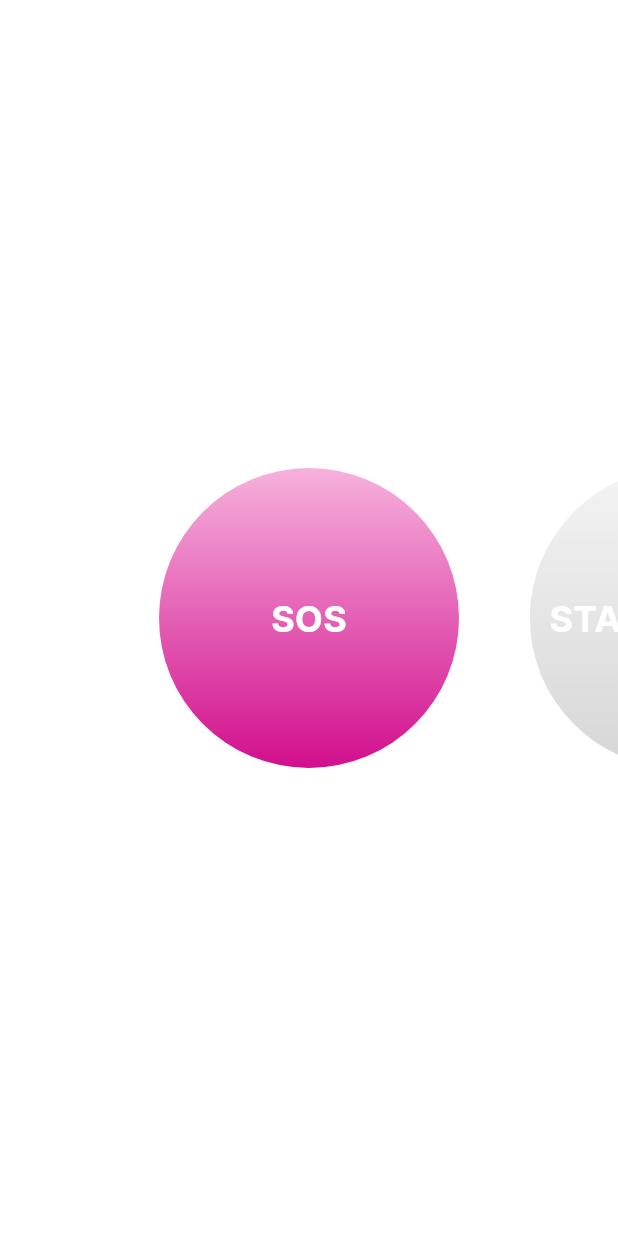
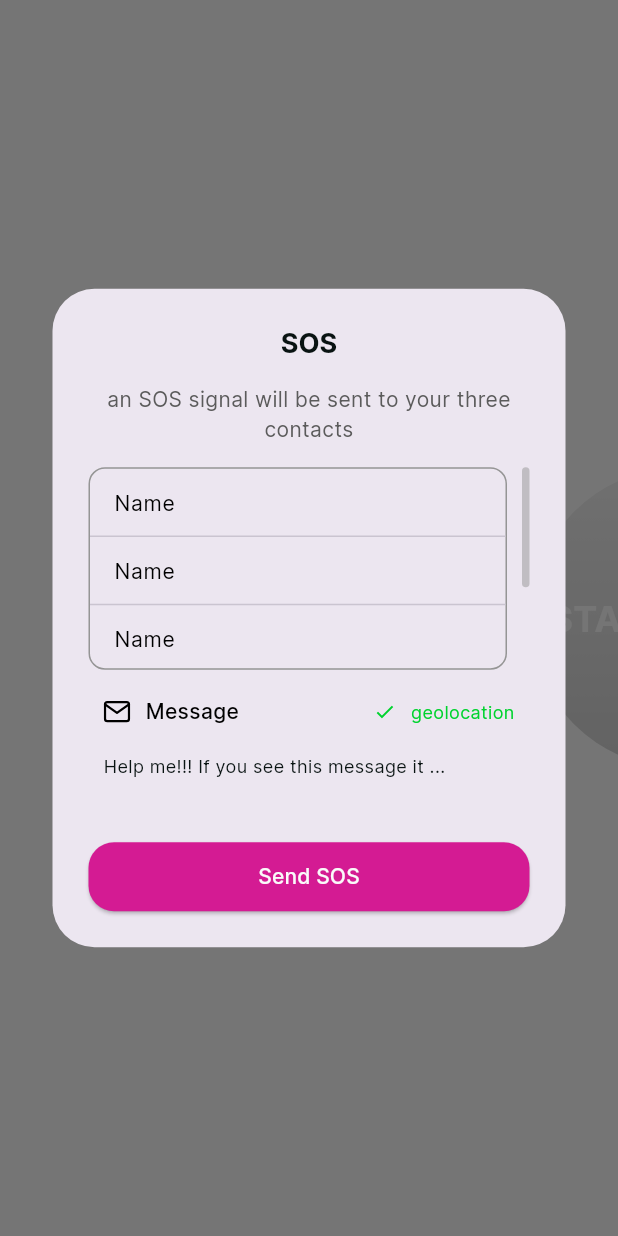
Before and after one commit to Dmitriy1205/sicherr, a Flutter app: the HomeScreen screen opened directly, after a tap on "SOS", on a phone screen of 412 x 824 dp. Run offline on Flutter 3.47's test engine with Material 3 defaults, Android fonts, the phone set to English and light mode, and no system bars; drawn by our look-alikes of carousel_slider; our stand-ins replace bloc, cloud_firestore, contacts_service, firebase_auth, firebase_core, flutter_bloc and 6 more; missing offline and left inert: alert_dialog, flutter_phone_direct_caller; accounts and stored records are empty; generated files the repository leaves out were written again; statements that could not run were skipped.

Commit message:
sos_confirmation_popup

```diff
--- a/lib/core/const/colors.dart
+++ b/lib/core/const/colors.dart
@@ -14,4 +14,5 @@ class AppColors {
 
   static const Color white = Color(0xFFFFFFFF);
   static const Color green = Color(0xFF4CB469);
+  static const Color greenLight = Color(0xFF00D32E);
 }
--- a/lib/core/const/icons.dart
+++ b/lib/core/const/icons.dart
@@ -11,4 +11,5 @@ class AppIcons {
   static const hashtag = 'assets/icons/hashtag.svg';
   static const personPlus = 'assets/icons/person_plus.svg';
   static const phoneShake = 'assets/icons/phone_shake.svg';
+  static const message = 'assets/icons/message.svg';
 }
--- a/lib/presentation/screens/home/home.dart
+++ b/lib/presentation/screens/home/home.dart
@@ -1,6 +1,7 @@
 import 'package:carousel_slider/carousel_slider.dart';
 import 'package:flutter/material.dart';
 import 'package:sicherr/presentation/screens/home/widgets/circle_action_button.dart';
+import 'package:sicherr/presentation/widgets/sos_confirmation_popup.dart';
 
 class HomeScreen extends StatelessWidget {
   const HomeScreen({super.key});
@@ -51,8 +52,7 @@ class _HomeButtonsSliderState extends State<HomeButtonsSlider> {
                   text: 'SOS',
                   onTap: () {
                     if (selectedIndex == 0) {
-                      //TODO:
-                      print('SOS');
+                      sosConfirmationPopup(context);
                     } else {
                       _goToNextButton(0);
                     }
--- a/lib/presentation/screens/initial.dart
+++ b/lib/presentation/screens/initial.dart
@@ -30,16 +30,12 @@ class _InitialScreenState extends State<InitialScreen> {
     ProfileScreen(),
   ];
 
-
   @override
   void initState() {
     context.read<OnboardingBloc>().add(const OnboardingEvent.get());
 
-
     super.initState();
   }
-
-
 
   @override
   Widget build(BuildContext context) {
@@ -52,22 +48,28 @@ class _InitialScreenState extends State<InitialScreen> {
     return BlocListener<OnboardingBloc, OnboardingState>(
       listener: (context, state) {
         state.maybeMap(
-       loaded: (_)async{
+            loaded: (_) async {
               if (context.read<OnboardingBloc>().state.onboarding!.isWelcome!) {
                 await alert(
                   context,
                   title: Text(AppLocalizations.of(context)!.welcome),
                   content: Text(AppLocalizations.of(context)!.enjoy),
                   textOK: InkWell(
-               onTap: (){
-                 context.read<OnboardingBloc>().add(const OnboardingEvent.update(data: {"isWelcome": false}));
+                      onTap: () {
+                        context.read<OnboardingBloc>().add(
+                            const OnboardingEvent.update(
+                                data: {"isWelcome": false}));
                         Navigator.pop(context);
                       },
-               child:  Text('OK',style: AppTheme.themeData.textTheme.titleMedium!.copyWith(color: Colors.black),)),
+                      child: Text(
+                        'OK',
+                        style: AppTheme.themeData.textTheme.titleMedium!
+                            .copyWith(color: Colors.black),
+                      )),
                 );
               }
             },
-       orElse: (){});
+            orElse: () {});
       },
       child: Scaffold(
         appBar: AppBar(
@@ -122,9 +124,7 @@ class _MyBottomNavigationBar extends StatelessWidget {
       ),
       child: BottomNavigationBar(
         items: <BottomNavigationBarItem>[
-
-          ...BottomNavBarItems.values
-          .asMap().entries.map(
+          ...BottomNavBarItems.values.asMap().entries.map(
                 (item) => BottomNavigationBarItem(
                   icon: Padding(
                     padding: const EdgeInsets.only(bottom: 6, top: 10),
@@ -139,10 +139,9 @@ class _MyBottomNavigationBar extends StatelessWidget {
                       height: 22,
                     ),
                   ),
-                  label: item.value.getLabel,
+                  label: item.value.getLabel(context),
                 ),
               ),
-
         ],
         backgroundColor: AppColors.lightGrey,
         currentIndex: selectedIndex,
@@ -164,14 +163,15 @@ enum BottomNavBarItems {
   map,
   profile;
 
-   String get getLabel {
+  String getLabel(BuildContext context) {
     return switch (this) {
-     BottomNavBarItems.home => AppStrings.home,
-     BottomNavBarItems.contacts => AppStrings.contacts,
-     BottomNavBarItems.map => AppStrings.map,
-     BottomNavBarItems.profile => AppStrings.profile,
+      BottomNavBarItems.home => AppLocalizations.of(context)!.home,
+      BottomNavBarItems.contacts => AppLocalizations.of(context)!.contacts,
+      BottomNavBarItems.map => AppLocalizations.of(context)!.map,
+      BottomNavBarItems.profile => AppLocalizations.of(context)!.profile,
     };
   }
+
   String get getIconPath {
     return switch (this) {
       BottomNavBarItems.home => AppIcons.home,
--- a/lib/presentation/screens/sos/sos_screen.dart
+++ b/lib/presentation/screens/sos/sos_screen.dart
@@ -5,6 +5,7 @@ import 'package:sicherr/core/const/icons.dart';
 import 'package:sicherr/core/const/strings.dart';
 import 'package:sicherr/core/theme/theme.dart';
 import 'package:sicherr/presentation/widgets/app_elevated_button.dart';
+import 'package:sicherr/presentation/widgets/sos_confirmation_popup.dart';
 
 import '../../../core/const/colors.dart';
 import '../../widgets/app_switch.dart';
@@ -154,7 +155,11 @@ class _SosScreenState extends State<SosScreen> {
               const SizedBox(
                 height: 37,
               ),
-              const ScrollableContactList(),
+              SizedBox(
+                height: 135,
+                width: MediaQuery.of(context).size.width,
+                child: const ScrollableContactList(),
+              ),
               const SizedBox(
                 height: 22,
               ),
@@ -226,7 +231,9 @@ class _SosScreenState extends State<SosScreen> {
               const SizedBox(
                 height: 21,
               ),
-              AppElevatedButton(text: AppStrings.send, onPressed: () {}),
+              AppElevatedButton(text: AppStrings.send, onPressed: () {
+                sosConfirmationPopup(context);
+              }),
               const SizedBox(
                 height: 40,
               ),
--- /dev/null
+++ b/lib/presentation/widgets/sos_confirmation_popup.dart
@@ -0,0 +1,99 @@
+import 'package:flutter/material.dart';
+import 'package:flutter_svg/flutter_svg.dart';
+import 'package:sicherr/core/const/icons.dart';
+import 'package:sicherr/core/const/strings.dart';
+import 'package:sicherr/presentation/widgets/app_elevated_button.dart';
+import 'package:sicherr/presentation/widgets/scrollable_contacts_list.dart';
+
+import '../../core/const/colors.dart';
+import '../../core/theme/theme.dart';
+
+void sosConfirmationPopup(BuildContext context) {
+  showDialog<void>(
+    context: context,
+    builder: (BuildContext context) => AlertDialog(
+      insetPadding: const EdgeInsets.all(35),
+      title: Center(
+        child: Text(
+          'SOS',
+          style: AppTheme.themeData.textTheme.displayLarge,
+        ),
+      ),
+      content: SizedBox(
+        width: MediaQuery.of(context).size.width,
+        child: Column(
+          mainAxisSize: MainAxisSize.min,
+          mainAxisAlignment: MainAxisAlignment.center,
+          children: [
+            Text(
+              AppStrings.sosDescription,
+              textAlign: TextAlign.center,
+              style: AppTheme.themeData.textTheme.titleMedium!
+                  .copyWith(color: AppColors.greyDark),
+            ),
+            const SizedBox(height: 15),
+            SizedBox(
+              height: 135,
+              width: MediaQuery.of(context).size.width,
+              child: const ScrollableContactList(),
+            ),
+
+            Padding(
+              padding: const EdgeInsets.symmetric(vertical: 18,horizontal: 10),
+              child: Column(
+                crossAxisAlignment: CrossAxisAlignment.start,
+                children: [
+                  Row(
+                    mainAxisAlignment: MainAxisAlignment.spaceBetween,
+                    children: [
+                      Row(
+                        children: [
+                          SvgPicture.asset(AppIcons.message),
+                          const SizedBox(
+                            width: 10,
+                          ),
+                          Text(AppStrings.message,style: AppTheme.themeData.textTheme.labelSmall!.copyWith(color: AppColors.black),),
+                        ],
+                      ),
+                      Row(
+                        children: [
+                          Icon(
+                            Icons.check,
+                            size: 15,
+                            color: AppColors.greenLight,
+                          ),
+                          SizedBox(
+                            width: 10,
+                          ),
+                          Text(
+                            AppStrings.geolocation,
+                            style: AppTheme.themeData.textTheme.titleSmall!
+                                .copyWith(fontWeight: FontWeight.w400,color: AppColors.greenLight),
+                          ),
+                        ],
+                      ),
+                    ],
+                  ),
+                  const SizedBox(height: 18,),
+                  Text(
+                    'Help me!!! If you see this message it ...',
+                    style: AppTheme.themeData.textTheme.titleSmall!
+                        .copyWith(fontWeight: FontWeight.w400),
+                  ),
+                ],
+              ),
+            ),
+
+
+          ],
+        ),
+      ),
+      actions: <Widget>[
+        AppElevatedButton(
+            text: '${AppStrings.send} SOS',
+            style: AppTheme.themeData.textTheme.labelSmall,
+            onPressed: () {}),
+      ],
+    ),
+  );
+}
--- a/pubspec.yaml
+++ b/pubspec.yaml
@@ -29,6 +29,7 @@ dependencies:
   country_code_picker: ^3.0.0
   pin_code_fields: ^8.0.1
   alert_dialog: ^1.0.2
+  carousel_slider: ^4.2.1
 
   #firebase
   firebase_core: ^2.24.2
```
Also changed, not shown: assets/icons/message.svg (added), pubspec.lock. Lines whose indentation alone changed are shown as unchanged.
